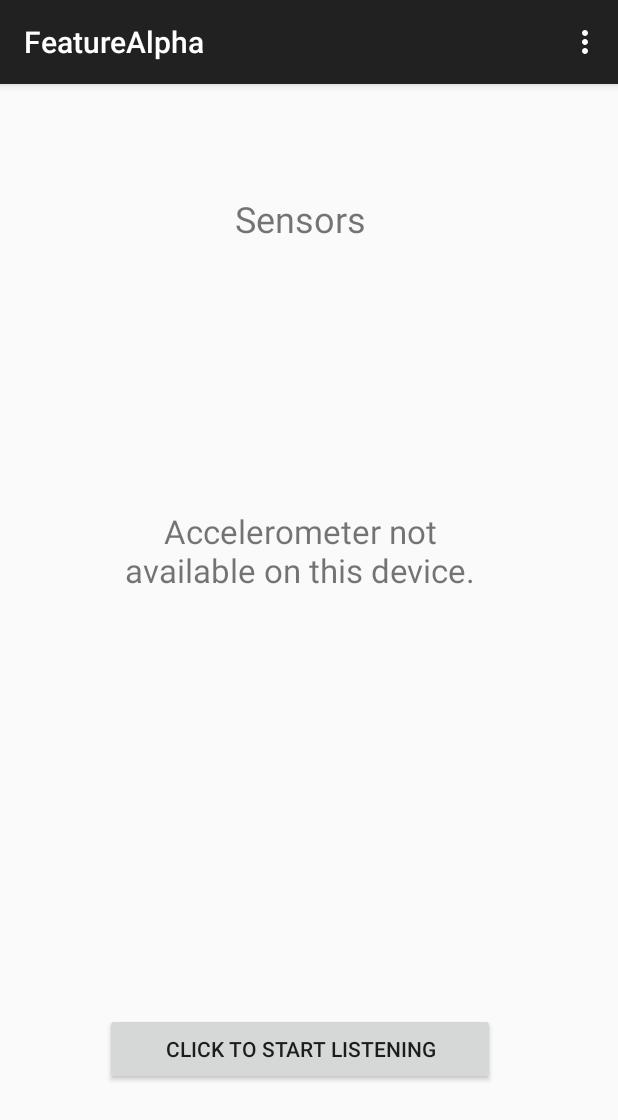
After one commit to as8891as/FeatureAlpha, an Android app: the SensorsActivity screen opened directly, with no data from a screen before it, on a phone screen of 412 x 824 dp. The commit adds this screen. Shown: the top 1120 px of the screen. Run offline under Robolectric (Android 15) with nearby library versions, the phone set to English and light mode, and no system bars.

Commit message:
Sixth screen complete

```diff
--- a/app/src/main/AndroidManifest.xml
+++ b/app/src/main/AndroidManifest.xml
@@ -51,6 +51,10 @@
             android:name=".AIActivity"
             android:exported="false"
             android:windowSoftInputMode="adjustResize" />
+        <activity
+            android:name=".SensorsActivity"
+            android:exported="false"
+            android:windowSoftInputMode="adjustResize" />
     </application>
 
 </manifest>
--- a/app/src/main/java/com/example/featurealpha/MasterActivity.java
+++ b/app/src/main/java/com/example/featurealpha/MasterActivity.java
@@ -124,6 +124,10 @@ public class MasterActivity extends AppCompatActivity {
             si = new Intent(this, AIActivity.class);
             startActivity(si);
         }
+        else if (id == R.id.activity6) {
+            si = new Intent(this, SensorsActivity.class);
+            startActivity(si);
+        }
         return super.onOptionsItemSelected(item);
     }
 }
--- /dev/null
+++ b/app/src/main/java/com/example/featurealpha/SensorsActivity.java
@@ -0,0 +1,97 @@
+package com.example.featurealpha;
+
+import android.content.Context;
+import android.hardware.Sensor;
+import android.hardware.SensorEvent;
+import android.hardware.SensorEventListener;
+import android.hardware.SensorManager;
+import android.os.Bundle;
+import android.view.View;
+import android.widget.Button;
+import android.widget.TextView;
+import android.widget.Toast;
+
+import androidx.activity.EdgeToEdge;
+import androidx.core.graphics.Insets;
+import androidx.core.view.ViewCompat;
+import androidx.core.view.WindowInsetsCompat;
+
+import java.util.Locale;
+
+public class SensorsActivity extends MasterActivity implements SensorEventListener {
+
+    private SensorManager sensorManager;
+    private Sensor accelerometer;
+    private TextView tV_magnitude;
+    private Button btn_listen;
+    private boolean isListening = false;
+
+    @Override
+    protected void onCreate(Bundle savedInstanceState) {
+        super.onCreate(savedInstanceState);
+        setContentView(R.layout.activity_sensors);
+
+        tV_magnitude = findViewById(R.id.tV_magnitude);
+        btn_listen = findViewById(R.id.btn_listen);
+
+        sensorManager = (SensorManager) getSystemService(Context.SENSOR_SERVICE);
+        if (sensorManager != null) {
+            accelerometer = sensorManager.getDefaultSensor(Sensor.TYPE_ACCELEROMETER);
+        }
+
+        if (accelerometer == null) {
+            tV_magnitude.setText("Accelerometer not available on this device.");
+        }
+    }
+
+    // Matches android:onClick="toggleListening" in activity_sensors.xml
+    public void toggleListening(View view) {
+        if (accelerometer == null) {
+            Toast.makeText(this, "No accelerometer found", Toast.LENGTH_SHORT).show();
+            return;
+        }
+
+        if (!isListening) {
+            sensorManager.registerListener(this, accelerometer, SensorManager.SENSOR_DELAY_UI);
+            isListening = true;
+            btn_listen.setText("Click to stop listening");
+        } else {
+            stopSensor();
+        }
+    }
+
+    private void stopSensor() {
+        if (sensorManager != null && isListening) {
+            sensorManager.unregisterListener(this);
+            isListening = false;
+            btn_listen.setText("Click to start listening");
+            tV_magnitude.setText("Stopped");
+        }
+    }
+
+    @Override
+    public void onSensorChanged(SensorEvent event) {
+        if (event.sensor.getType() == Sensor.TYPE_ACCELEROMETER) {
+            float x = event.values[0];
+            float y = event.values[1];
+            float z = event.values[2];
+
+            // Calculate total acceleration and subtract Earth's gravity so a still phone reads ~0.00
+            double totalAcceleration = Math.sqrt(x * x + y * y + z * z);
+            double shakeIntensity = Math.abs(totalAcceleration - SensorManager.GRAVITY_EARTH);
+
+            tV_magnitude.setText(String.format(Locale.US, "Shake Intensity:\n%.2f m/s²", shakeIntensity));
+        }
+    }
+
+    @Override
+    public void onAccuracyChanged(Sensor sensor, int accuracy) {
+        // Not needed for basic shake detection
+    }
+
+    @Override
+    protected void onPause() {
+        super.onPause();
+        stopSensor();
+    }
+}
--- /dev/null
+++ b/app/src/main/res/layout/activity_sensors.xml
@@ -0,0 +1,73 @@
+<?xml version="1.0" encoding="utf-8"?>
+<androidx.constraintlayout.widget.ConstraintLayout xmlns:android="http://schemas.android.com/apk/res/android"
+    xmlns:app="http://schemas.android.com/apk/res-auto"
+    xmlns:tools="http://schemas.android.com/tools"
+    android:id="@+id/main"
+    android:layout_width="match_parent"
+    android:layout_height="match_parent"
+    tools:context=".SensorsActivity">
+
+    <androidx.constraintlayout.widget.Guideline
+        android:id="@+id/guideline1"
+        android:layout_width="wrap_content"
+        android:layout_height="wrap_content"
+        android:orientation="vertical"
+        app:layout_constraintGuide_begin="70dp" />
+
+    <androidx.constraintlayout.widget.Guideline
+        android:id="@+id/guideline2"
+        android:layout_width="wrap_content"
+        android:layout_height="wrap_content"
+        android:orientation="vertical"
+        app:layout_constraintGuide_begin="330dp" />
+
+    <TextView
+        android:layout_width="0dp"
+        android:layout_height="wrap_content"
+        android:gravity="center"
+        android:text="Sensors"
+        android:textSize="24sp"
+        app:layout_constraintBottom_toBottomOf="parent"
+        app:layout_constraintEnd_toStartOf="@+id/guideline2"
+        app:layout_constraintStart_toStartOf="@+id/guideline1"
+        app:layout_constraintTop_toTopOf="parent"
+        app:layout_constraintVertical_bias="0.100000024" />
+
+    <androidx.constraintlayout.widget.Guideline
+        android:id="@+id/guideline3"
+        android:layout_width="wrap_content"
+        android:layout_height="wrap_content"
+        android:orientation="horizontal"
+        app:layout_constraintGuide_begin="175dp" />
+
+    <androidx.constraintlayout.widget.Guideline
+        android:id="@+id/guideline4"
+        android:layout_width="wrap_content"
+        android:layout_height="wrap_content"
+        android:orientation="horizontal"
+        app:layout_constraintGuide_begin="448dp" />
+
+    <Button
+        android:id="@+id/btn_listen"
+        android:layout_width="0dp"
+        android:layout_height="wrap_content"
+        android:onClick="toggleListening"
+        android:text="Click to start listening"
+        app:layout_constraintBottom_toBottomOf="parent"
+        app:layout_constraintEnd_toStartOf="@+id/guideline2"
+        app:layout_constraintStart_toStartOf="@+id/guideline1"
+        app:layout_constraintTop_toTopOf="parent"
+        app:layout_constraintVertical_bias="0.86" />
+
+    <TextView
+        android:id="@+id/tV_magnitude"
+        android:layout_width="0dp"
+        android:layout_height="0dp"
+        android:gravity="center"
+        android:textSize="22sp"
+        app:layout_constraintBottom_toTopOf="@+id/guideline4"
+        app:layout_constraintEnd_toStartOf="@+id/guideline2"
+        app:layout_constraintStart_toStartOf="@+id/guideline1"
+        app:layout_constraintTop_toTopOf="@+id/guideline3" />
+
+</androidx.constraintlayout.widget.ConstraintLayout>
--- a/app/src/main/res/menu/main.xml
+++ b/app/src/main/res/menu/main.xml
@@ -1,5 +1,6 @@
 <?xml version="1.0" encoding="utf-8"?>
-<menu xmlns:android="http://schemas.android.com/apk/res/android">
+<menu xmlns:app="http://schemas.android.com/apk/res-auto"
+    xmlns:android="http://schemas.android.com/apk/res/android">
 
     <item
         android:id="@+id/activity1"
@@ -21,4 +22,8 @@
         android:id="@+id/activity5"
         android:orderInCategory="500"
         android:title="Activity 5" />
+    <item
+        android:id="@+id/activity6"
+        android:orderInCategory="600"
+        android:title="Activity 6" />
 </menu>
```
